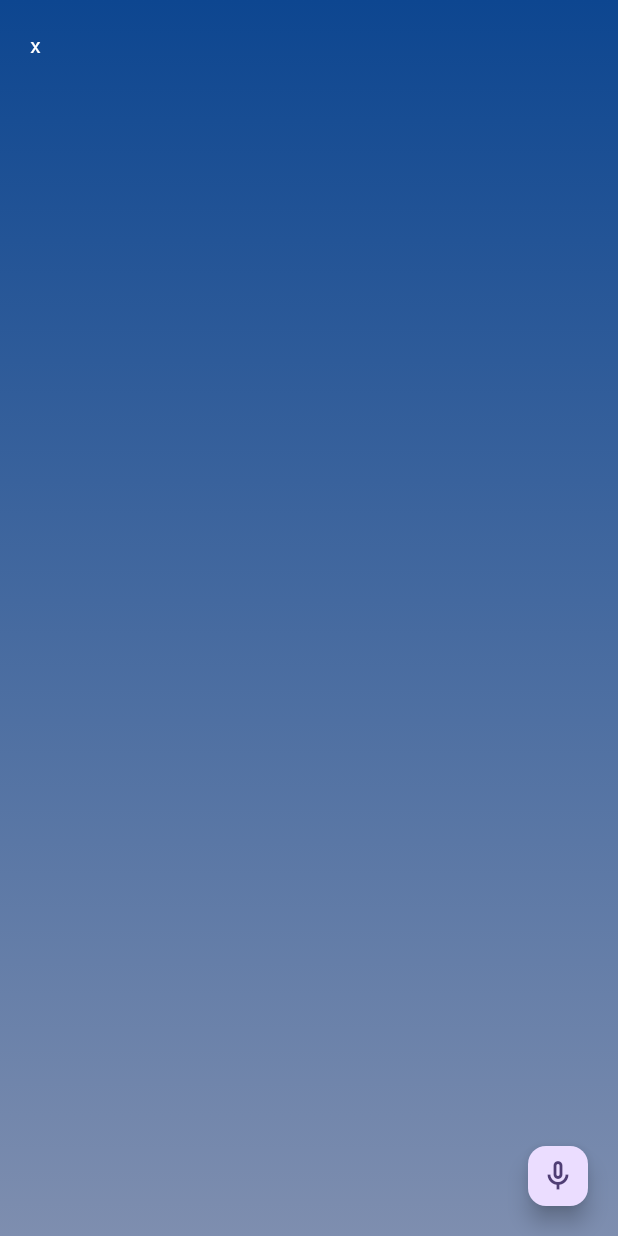
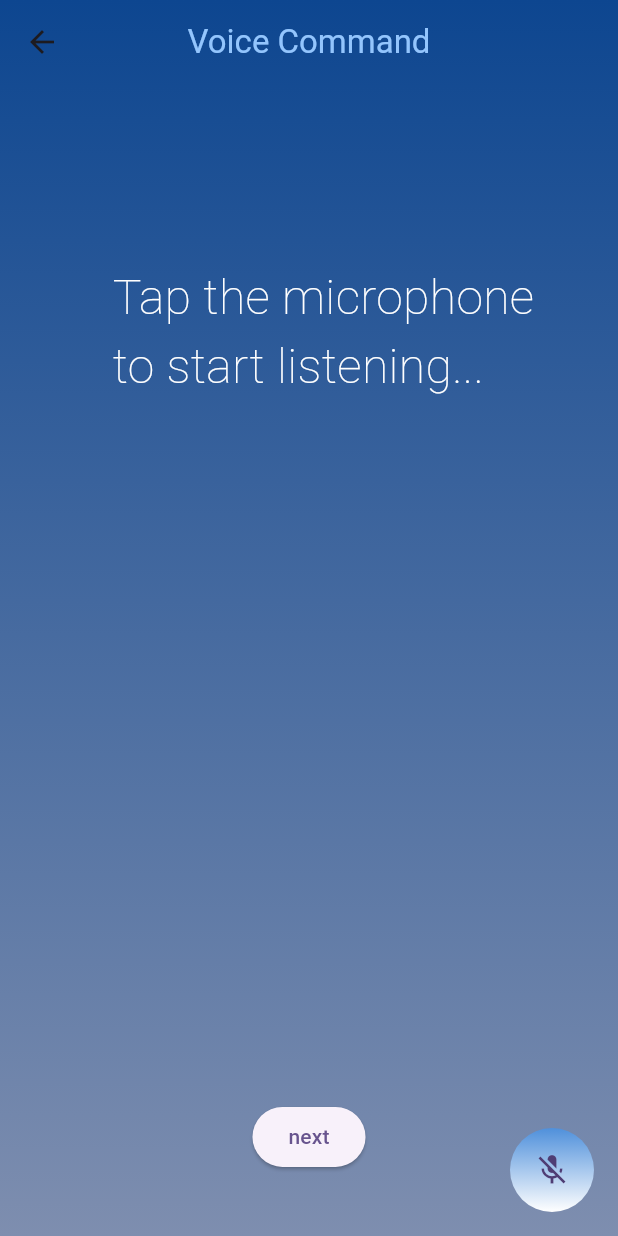
Before and after one commit to Shashwat-srivastav/GenAiTravel, a Flutter app: the Listening screen opened directly, on a phone screen of 412 x 824 dp. Run offline on Flutter 3.47's test engine with Material 3 defaults, Android fonts, the phone set to English and light mode, and no system bars; our stand-ins replace get, speech_to_text, table_calendar, velocity_x.

Commit message:
voice command

```diff
--- a/lib/listen.dart
+++ b/lib/listen.dart
@@ -1,15 +1,87 @@
 import 'package:flutter/material.dart';
+import 'package:gen_ai_travel/schedule.dart';
+import 'package:get/get.dart';
+import 'package:get/get_connect/http/src/utils/utils.dart';
+import 'package:speech_to_text/speech_recognition_result.dart';
 import 'package:velocity_x/velocity_x.dart';
+import 'package:speech_to_text/speech_to_text.dart' ;
 
-class Listening extends StatelessWidget {
+class Listening extends StatefulWidget {
   const Listening({super.key});
 
   @override
+  State<Listening> createState() => _ListeningState();
+}
+
+class _ListeningState extends State<Listening> {
+
+
+  final SpeechToText _speechToText = SpeechToText();
+   bool _speechEnabled = false;
+  String _lastWords = '';
+
+   @override
+  void initState() {
+    super.initState();
+    _initSpeech();
+  }
+
+  void _initSpeech() async {
+    _speechEnabled = await _speechToText.initialize();
+    setState(() {});
+  }
+
+  void _startListening() async {
+    await _speechToText.listen(onResult: _onSpeechResult);
+    setState(() {});
+  }
+
+  void _stopListening() async {
+    await _speechToText.stop();
+    setState(() {});
+  }
+
+   void _onSpeechResult(SpeechRecognitionResult result) {
+    setState(() {
+      _lastWords = result.recognizedWords;
+    });
+  }
+
+
+  @override
   Widget build(BuildContext context) {
-    return Scaffold(
-      floatingActionButton: FloatingActionButton.small(onPressed: (){},child: Icon(Icons.mic_none_sharp),),
-      body: SafeArea(
-        child: Stack(
+    return SafeArea(
+      child: Scaffold(
+        extendBodyBehindAppBar: true,
+        floatingActionButton: FloatingActionButton(
+          backgroundColor: Colors.blue,
+          shape: RoundedRectangleBorder(borderRadius: BorderRadius.circular(100)),
+          elevation: 0,
+          clipBehavior: Clip.antiAliasWithSaveLayer,
+          onPressed:
+              _speechToText.isNotListening ? _startListening : _stopListening,
+          tooltip: 'Listen',
+          child: Container(
+            height: 150,
+            width: 150,
+              decoration: BoxDecoration(
+
+                  gradient: LinearGradient(
+                      colors: [
+                        Color.fromARGB(255, 79, 144, 219),
+                        Colors.white,
+                      ],
+                      begin: AlignmentDirectional.topCenter,
+                      end: AlignmentDirectional.bottomCenter)),
+            child: Icon(_speechToText.isNotListening ? Icons.mic_off : Icons.mic)),
+        ),
+         appBar: AppBar(
+          elevation: 0,
+          backgroundColor: Colors.transparent,
+          centerTitle: true,
+          title: "Voice Command".text.minFontSize(32).blue300.make(),
+        ),
+        body: Stack(
           children: [
              Container(
             height: MediaQuery.of(context).size.height * 1,
@@ -20,8 +92,33 @@ class Listening extends StatelessWidget {
                     begin: Alignment.topCenter,
                     end: Alignment.bottomCenter)),
           ),
-            Container(child: "x".text.white.minFontSize(42).make(),).p(20)
+            SingleChildScrollView(
+            scrollDirection: Axis.vertical,
+            child: Column(
+              children: [
+                Container(
+                  height: MediaQuery.of(context).size.height*0.83,
+                  width: MediaQuery.of(context).size.width,
+
+                  child: Text(
+
+                    _speechToText.isListening
+                        ? '$_lastWords'
+
+                        : _speechEnabled
+                            ? 'Tap the microphone to start listening...'
+                            : 'Speech not available',
+                            style: TextStyle(color: Colors.white,fontSize: 32,fontWeight: FontWeight.w200),
+                  ).pLTRB(50, 150, 10, 0),
+                ).p(25),
+                ElevatedButton(onPressed: (){
+                  Get.to(Scheduler());
+                }, child: "next".text.make(),
+
+                )
               ],
+            ),
+          ),]
         ),
       ),
     );
--- a/lib/schedule.dart
+++ b/lib/schedule.dart
@@ -40,7 +40,7 @@ class Scheduler extends StatelessWidget {
             scrollDirection: Axis.vertical,
             child: Column(
               children: [
-                "Can You Show me Vacation Options for a trip to sea ?".text.white.minFontSize(42).make(),
+                "Can You Show me Vacation Options for a trip to sea ?".text.white.minFontSize(36).make(),
                 Row(
                   children: [
                  ClipRRect(
@@ -94,7 +94,7 @@ class Scheduler extends StatelessWidget {
                 ],),
 
             // ---------------------------------------------------------------------------------
-                 "Step 1 :  Choose the dates for the trip :".text.minFontSize(30).color(Colors.white.withOpacity(0.4)).make().p(10),
+                 "Step 1 :  Choose the dates for the trip :".text.minFontSize(24).color(Colors.white.withOpacity(0.4)).make().p(10),
 
 
             Row(
@@ -170,7 +170,7 @@ class Scheduler extends StatelessWidget {
                       ),
                     ),
                   ).p(10),
-               ).pLTRB(0, 10, 0, 0),
+               ).pLTRB(0, MediaQuery.of(context).size.height*0.13, 0, 0),
                ElevatedButton(onPressed: (){
                 Get.to(Book());
                }, child: "Next".text.make()),
--- a/pubspec.yaml
+++ b/pubspec.yaml
@@ -39,6 +39,8 @@ dependencies:
   get: ^4.6.6
   velocity_x: ^3.6.0
   table_calendar: ^3.0.8
+  speech_to_text: ^6.6.1
+  http: ^1.2.1
 
 dev_dependencies:
   flutter_test:
```
Also changed, not shown: lib/booking.dart (+2 -18 lines), lib/main.dart (+33 -13 lines), pubspec.lock, 3 other files. Lines whose indentation alone changed are shown as unchanged.
